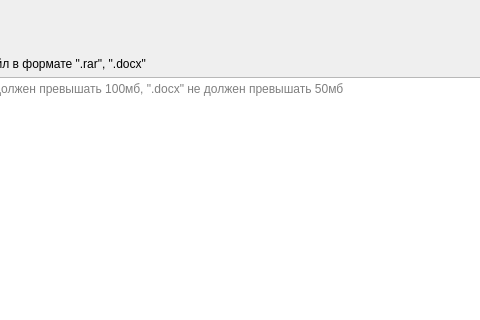
Old version of the form front/ui.ui in the repository Resmko99/Is-for-translator; both pictures show x 250 to 730 and y 0 to 320 of the 1156 by 768 pixel window.
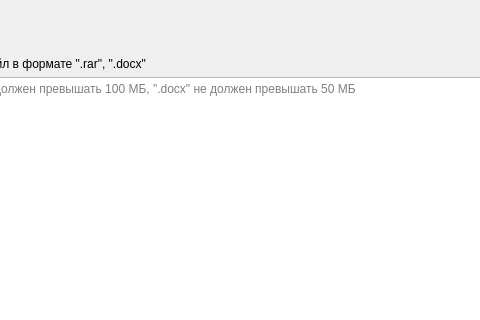
New version of the form. The open tabs and pages were chosen to show the change. Icons and pictures are not drawn.

Commit message: it`s moe_2

Patch:
```diff
--- a/front/ui.ui
+++ b/front/ui.ui
@@ -3668,7 +3668,7 @@
                  <bool>true</bool>
                 </property>
                 <property name="placeholderText">
-                 <string>Файл &quot;.rar&quot; не должен превышать 100мб, &quot;.docx&quot; не должен превышать 50мб</string>
+                 <string>Файл &quot;.rar&quot; не должен превышать 100 МБ, &quot;.docx&quot; не должен превышать 50 МБ</string>
                 </property>
                </widget>
               </item>
```
Left out of the diff: 2 changed lines with no effect on the pictures. The commit also changes 1 other file.
